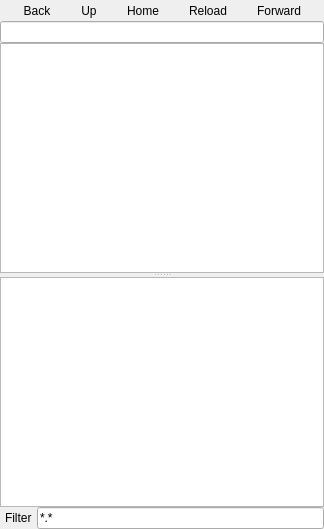
smokris/qtedit4, file src/widgets/filesystembrowser.ui: the form before one commit.
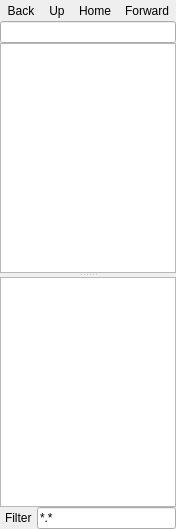
The form after the commit. Icons and pictures are not drawn.

What changed in the file:
```diff
--- a/src/widgets/filesystembrowser.ui
+++ b/src/widgets/filesystembrowser.ui
@@ -6,7 +6,7 @@
    <rect>
     <x>0</x>
     <y>0</y>
-    <width>324</width>
+    <width>176</width>
     <height>529</height>
    </rect>
   </property>
@@ -31,6 +31,12 @@
    </property>
    <item>
     <layout class="QHBoxLayout" >
+     <property name="margin" >
+      <number>0</number>
+     </property>
+     <property name="spacing" >
+      <number>0</number>
+     </property>
      <item>
       <widget class="QToolButton" name="backButton" >
        <property name="toolTip" >
@@ -65,18 +71,8 @@
        <property name="text" >
         <string>Home</string>
        </property>
-       <property name="autoRaise" >
-        <bool>true</bool>
-       </property>
-      </widget>
-     </item>
-     <item>
-      <widget class="QToolButton" name="reloadButton" >
-       <property name="toolTip" >
-        <string>Go to your home directory</string>
-       </property>
-       <property name="text" >
-        <string>Reload</string>
+       <property name="icon" >
+        <iconset>:/trolltech/styles/commonstyle/images/computer-32.png</iconset>
        </property>
        <property name="autoRaise" >
         <bool>true</bool>
@@ -112,6 +108,12 @@
    </item>
    <item>
     <layout class="QHBoxLayout" >
+     <property name="margin" >
+      <number>0</number>
+     </property>
+     <property name="spacing" >
+      <number>0</number>
+     </property>
      <item>
       <spacer>
        <property name="orientation" >
```
Left out of the diff: 24 changed lines with no effect on the pictures.
